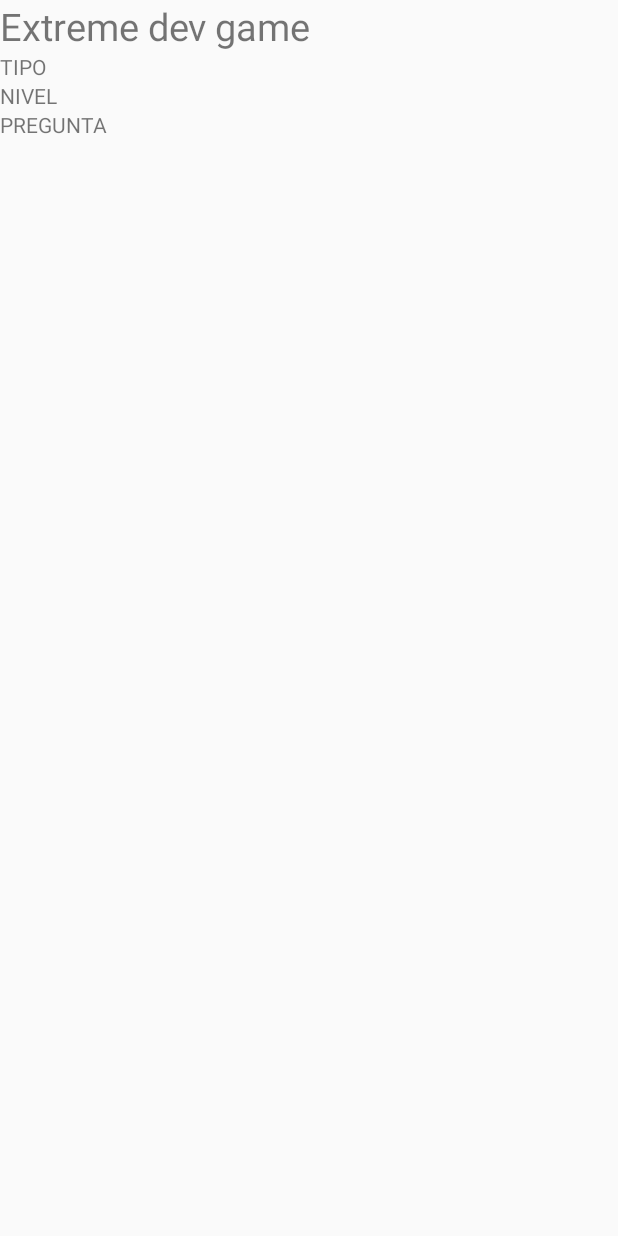
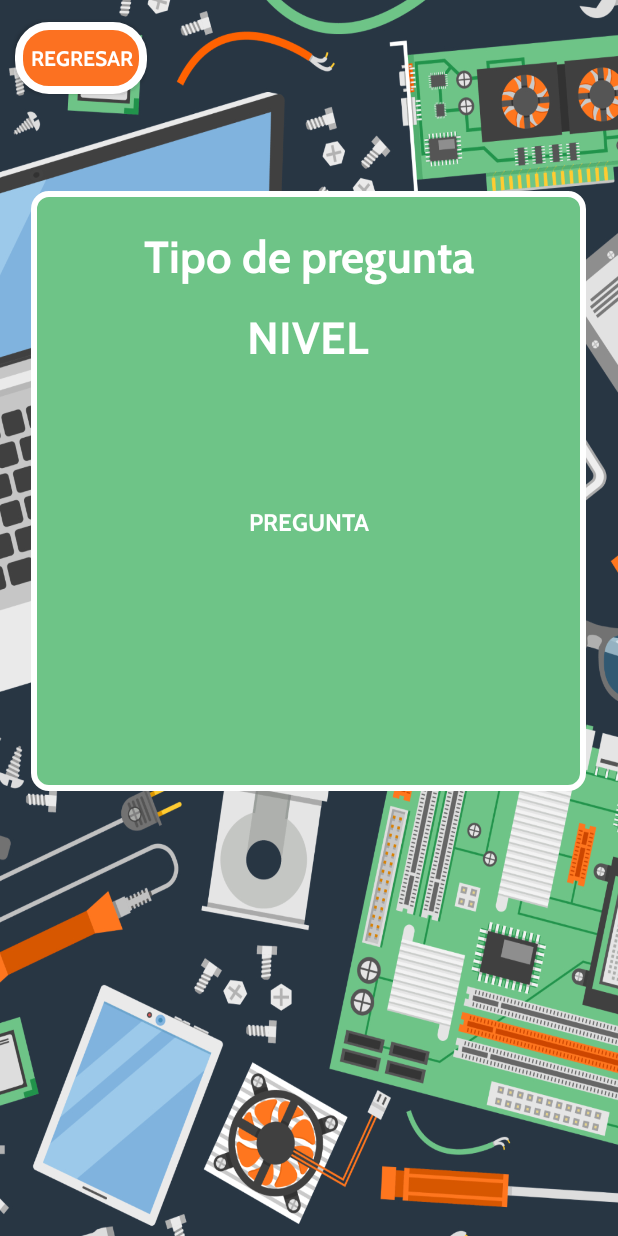
Before and after one commit to CristobalR24/Extreme_dev_game, an Android app: the JugarActivity screen opened directly, with no data from a screen before it, on a phone screen of 412 x 824 dp. Run offline under Robolectric (Android 15) with nearby library versions, the phone set to English and light mode, and no system bars.

Commit message:
Preguntas(21_07_2021)

```diff
--- a/app/src/main/java/com/example/extreme_dev_game/JugarActivity.java
+++ b/app/src/main/java/com/example/extreme_dev_game/JugarActivity.java
@@ -41,10 +41,11 @@ public class JugarActivity extends AppCompatActivity {
 
     LinearLayout lnRender;
     TextView nivel,tipo,pregunta;
+    Button verdad,falso;
 
     DbProccess _db;
     int _numPartida = 0;
-    String _jugador = "prueba";
+    String _jugador = "nombre prueba";
     String _juego = "Extreme dev game";
     int _juegoId = 5;
     int _nivel = 1;
@@ -58,12 +59,12 @@ public class JugarActivity extends AppCompatActivity {
 
         _db = new DbProccess(getApplicationContext());
 
-        /*Intent i = getIntent();
+        Intent i = getIntent();
         _nivel=i.getIntExtra("nivel",0);
 
         /*_juego = i.getStringExtra("Juego");
-        _juegoId = i.getIntExtra("JuegoID",0);
-        _numPartida = _db.ObtenerSiguientePartida(_juego);*/
+        _juegoId = i.getIntExtra("JuegoID",0);*/
+        _numPartida = _db.ObtenerSiguientePartida("Extreme dev game");
 
         //ObtenerUsuarioSession();
 
@@ -77,7 +78,7 @@ public class JugarActivity extends AppCompatActivity {
     }
 
     private void ObtenerPreguntas() {
-        Call<List<Preguntas>> response = apiservice.getApiService().getPreguntas(5);
+        Call<List<Preguntas>> response = apiservice.getApiService().getPreguntas(5,_nivel);
         response.enqueue(new Callback<List<Preguntas>>() {
             @Override
             public void onResponse(Call<List<Preguntas>> call, Response<List<Preguntas>> response) {
@@ -105,6 +106,9 @@ public class JugarActivity extends AppCompatActivity {
         nivel = (TextView)findViewById(R.id.lblNivel);
         tipo = (TextView)findViewById(R.id.lblTipoPregunta);
         pregunta = (TextView)findViewById(R.id.lblPregunta);
+
+        verdad=findViewById(R.id.BVerdadero);
+        falso=findViewById(R.id.BFalso);
     }
 
     private void RenderPrimeraPregunta(){
@@ -133,13 +137,15 @@ public class JugarActivity extends AppCompatActivity {
             pregunta.setText(_preguntaActual.getPregunta());
             tipo.setText(_preguntaActual.getTipo());
 
+            RenderPreguntaVF(_preguntaActual);
+/*
             if (_preguntaActual.getTipo_pregunta_id().equals("2")){
                 RenderPreguntaOpcionMultiple(_preguntaActual);
             }else if(_preguntaActual.getTipo_pregunta_id().equals("3")){
                 RenderPreguntaVF(_preguntaActual);
             }else if(_preguntaActual.getTipo_pregunta_id().equals("4")){
                 RenderPreguntaMejorOpcion(_preguntaActual);
-            }
+            }*/
         }
     }
 
@@ -190,20 +196,25 @@ public class JugarActivity extends AppCompatActivity {
     }
 
     private void RenderPreguntaVF(Preguntas pregunta) {
-        LinearLayout.LayoutParams params =
+        /*LinearLayout.LayoutParams params =
                 new LinearLayout.LayoutParams(ViewGroup.LayoutParams.WRAP_CONTENT, ViewGroup.LayoutParams.WRAP_CONTENT);
 
-        Button verdadero = new Button(getApplicationContext());
+        /*Button verdadero = new Button(getApplicationContext());
         Button falso = new Button(getApplicationContext());
 
-        verdadero.setLayoutParams(params);
+       /* verdadero.setLayoutParams(params);
         falso.setLayoutParams(params);
+
         verdadero.setBackgroundColor(ContextCompat.getColor(this,R.color.verde_verdadero));
         falso.setBackgroundColor(ContextCompat.getColor(this,R.color.rojo_falso));
+
         verdadero.setText("VERDADERO");
-        falso.setText("FALSO");
+        falso.setText("FALSO");*/
 
-        verdadero.setOnClickListener(new View.OnClickListener() {
+        verdad.setVisibility(View.VISIBLE);
+        falso.setVisibility(View.VISIBLE);
+
+        verdad.setOnClickListener(new View.OnClickListener() {
             @Override
             public void onClick(View v) {
 
@@ -247,8 +258,9 @@ public class JugarActivity extends AppCompatActivity {
             }
         });
 
-        lnRender.addView(verdadero);
-        lnRender.addView(falso);
+        lnRender.removeAllViews();
+         lnRender.addView(verdad);
+         lnRender.addView(falso);
     }
 
     private void RenderPreguntaOpcionMultiple(Preguntas pregunta) {
--- a/app/src/main/java/com/example/extreme_dev_game/datos/JuegosDataHelper.java
+++ b/app/src/main/java/com/example/extreme_dev_game/datos/JuegosDataHelper.java
@@ -18,7 +18,6 @@ public class JuegosDataHelper extends SQLiteOpenHelper {
     public void onCreate(SQLiteDatabase db) {
         db.execSQL(partidaTable);
         db.execSQL(userTable);
-
     }
 
     @Override
--- a/app/src/main/java/com/example/extreme_dev_game/services/ApInterface.java
+++ b/app/src/main/java/com/example/extreme_dev_game/services/ApInterface.java
@@ -32,7 +32,7 @@ public interface ApInterface {
     Call<Integer> postRegistrarPartida(@Body PartidaRequest partida);
 
     @GET("api.php?ep=preguntas")
-    Call<List<Preguntas>> getPreguntas(@Query("j") int juego);
+    Call<List<Preguntas>> getPreguntas(@Query("j") int juego,@Query("n") int nivel);
 
     @GET("api.php?ep=posiciones")
     Call<List<Tabla>> getAllTable();
--- a/app/src/main/res/layout/activity_jugar.xml
+++ b/app/src/main/res/layout/activity_jugar.xml
@@ -1,44 +1,107 @@
 <?xml version="1.0" encoding="utf-8"?>
-<LinearLayout xmlns:android="http://schemas.android.com/apk/res/android"
-    xmlns:app="http://schemas.android.com/apk/res-auto"
-    xmlns:tools="http://schemas.android.com/tools"
+<ScrollView
+    xmlns:android="http://schemas.android.com/apk/res/android"
+    android:layout_width="fill_parent"
+    android:background="@drawable/fondo"
+    android:layout_height="match_parent">
+
+    <LinearLayout
         android:layout_width="match_parent"
-    android:layout_height="match_parent"
+        android:layout_height="wrap_content"
+        android:orientation="vertical">
+
+        <LinearLayout
+            android:layout_width="118dp"
+            android:layout_height="67dp"
+            android:orientation="horizontal">
+
+            <Button
+                android:id="@+id/salir"
+                android:layout_width="wrap_content"
+                android:layout_height="wrap_content"
+                android:layout_gravity="center"
+                android:textColor="#ffffff"
+                android:layout_marginLeft="10dp"
+                android:layout_marginTop="5dp"
+                android:background="@drawable/boton3"
+                android:fontFamily="@font/cabin"
+                android:onClick="SalirJuego"
+                android:text="Regresar" />
+
+        </LinearLayout>
+
+        <LinearLayout
+            android:layout_width="370dp"
+            android:layout_height="400dp"
+            android:layout_gravity="center"
+            android:layout_marginTop="60dp"
+            android:layout_marginBottom="20dp"
             android:orientation="vertical"
-    tools:context=".JugarActivity">
+            android:background="@drawable/subpantalla2">
 
             <TextView
-        android:text="Extreme dev game"
-        android:layout_width="match_parent"
-        android:layout_height="wrap_content"
-        android:textSize="25dp"/>
-
-    <LinearLayout
-        android:orientation="vertical"
-        android:layout_width="match_parent"
-        android:layout_height="match_parent">
-
-        <TextView
-            android:text="TIPO"
+                android:textAlignment="center"
+                android:text="Tipo de pregunta"
+                android:fontFamily="@font/cabin"
+                android:layout_marginTop="20dp"
+                android:textColor="#ffff"
+                android:textSize="30sp"
                 android:id="@+id/lblTipoPregunta"
                 android:layout_width="match_parent"
                 android:layout_height="wrap_content"/>
             <TextView
+                android:textAlignment="center"
                 android:id="@+id/lblNivel"
                 android:text="NIVEL"
+                android:layout_marginTop="10dp"
+                android:textColor="#ffff"
+                android:textSize="30sp"
+                android:fontFamily="@font/cabin"
                 android:layout_width="match_parent"
                 android:layout_height="wrap_content"/>
             <TextView
+                android:textAlignment="center"
                 android:text="PREGUNTA"
+                android:layout_marginHorizontal="10dp"
+                android:textColor="#ffff"
+                android:textSize="16sp"
+                android:layout_marginTop="90dp"
+                android:fontFamily="@font/cabin"
                 android:id="@+id/lblPregunta"
                 android:layout_width="match_parent"
                 android:layout_height="wrap_content"/>
-
+        </LinearLayout>
         <LinearLayout
             android:id="@+id/renderRespuestas"
-            android:orientation="vertical"
+            android:orientation="horizontal"
+            android:gravity="center"
             android:layout_width="match_parent"
-            android:layout_height="match_parent"/>
+            android:layout_height="match_parent">
+
+            <Button
+                android:visibility="gone"
+                android:id="@+id/BFalso"
+                android:layout_width="150dp"
+                android:layout_height="wrap_content"
+                android:text="FALSO"
+                android:textColor="#ffffff"
+                android:textSize="20sp"
+                android:fontFamily="@font/cabin"
+                android:layout_marginRight="20dp"
+                android:backgroundTint="@color/rojo_falso"/>
+            <Button
+                android:visibility="gone"
+                android:id="@+id/BVerdadero"
+                android:layout_width="150dp"
+                android:layout_height="wrap_content"
+                android:textColor="#ffffff"
+                android:textSize="20sp"
+                android:fontFamily="@font/cabin"
+                android:text="VERDADERO"
+                android:backgroundTint="@color/verde_verdadero"
+                android:layout_marginLeft="20dp"/>
 
         </LinearLayout>
+
     </LinearLayout>
+</ScrollView>
```
Lines whose indentation alone changed are shown as unchanged.
